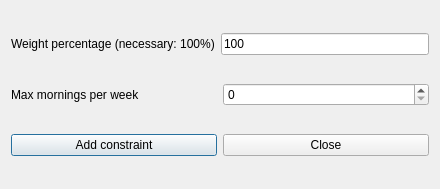
Qt form fet/src/interface/addconstraintteachersmaxmorningsperweekform_template.ui (vonmecheln/fet) before a commit.
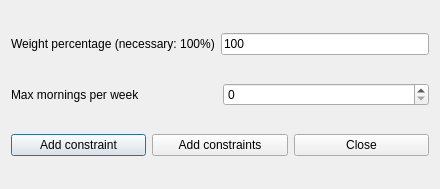
The same form after that commit.

Patch:
```diff
--- a/fet/src/interface/addconstraintteachersmaxmorningsperweekform_template.ui
+++ b/fet/src/interface/addconstraintteachersmaxmorningsperweekform_template.ui
@@ -73,6 +73,13 @@
        </property>
       </widget>
      </item>
+     <item>
+      <widget class="QPushButton" name="addConstraintsPushButton">
+       <property name="text">
+        <string>Add constraints</string>
+       </property>
+      </widget>
+     </item>
      <item>
       <widget class="QPushButton" name="closePushButton">
        <property name="text">
```
